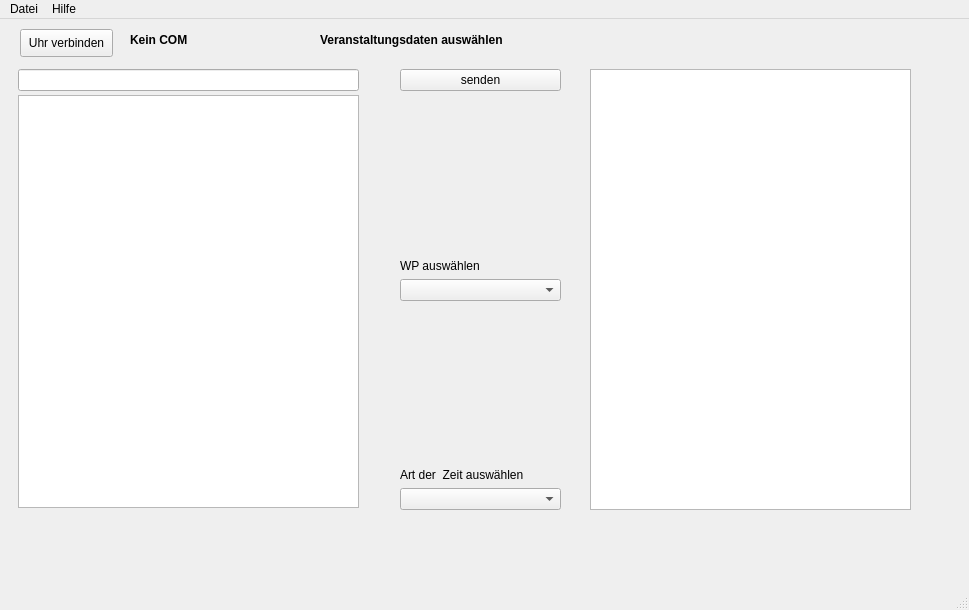
Old version of the form mainwindow.ui in the repository farbtoaster/CP2TWS.
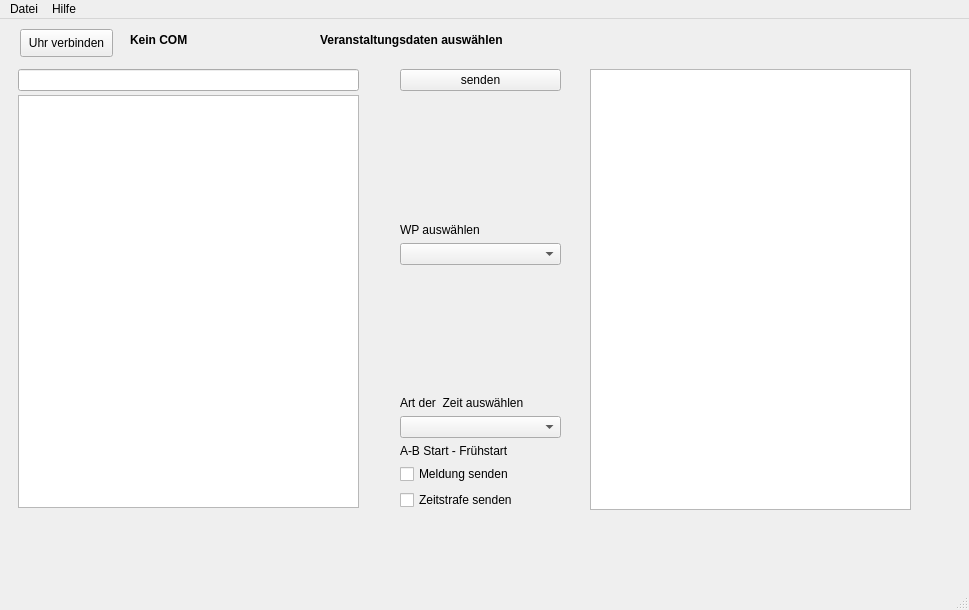
New version of the form. Icons and pictures are not drawn.

Commit message:
started with different Starts
A-B Prüfungen mit Zeit xx:xx:00,0 / jumpstarterkennung /  Zeitstrafen  und-oder Meldung versenden

```diff
--- a/mainwindow.ui
+++ b/mainwindow.ui
@@ -242,6 +242,30 @@
          </item>
         </widget>
        </item>
+       <item>
+        <widget class="QLabel" name="label_3">
+         <property name="text">
+          <string>A-B Start - Frühstart </string>
+         </property>
+        </widget>
+       </item>
+       <item>
+        <widget class="QCheckBox" name="msg_checkBox">
+         <property name="enabled">
+          <bool>true</bool>
+         </property>
+         <property name="text">
+          <string>Meldung senden</string>
+         </property>
+        </widget>
+       </item>
+       <item>
+        <widget class="QCheckBox" name="tmpn_checkBox">
+         <property name="text">
+          <string>Zeitstrafe senden</string>
+         </property>
+        </widget>
+       </item>
       </layout>
      </item>
     </layout>
```
Left out of the diff: 9 changed lines with no effect on the pictures. The commit also changes 3 other files.
